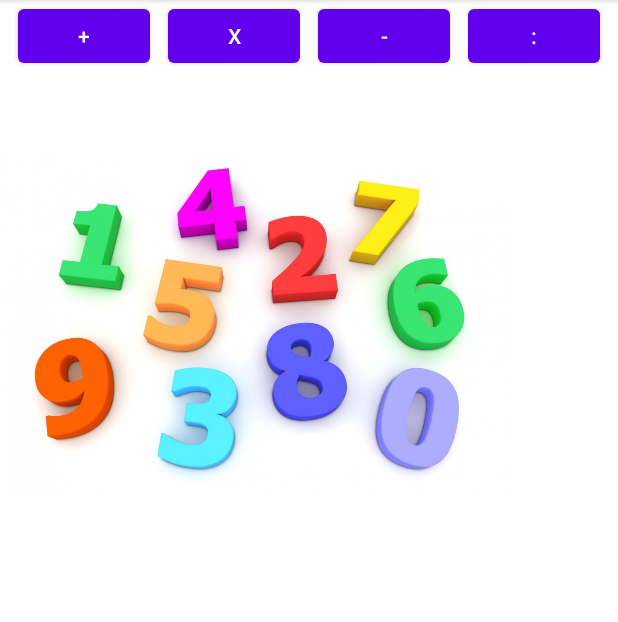
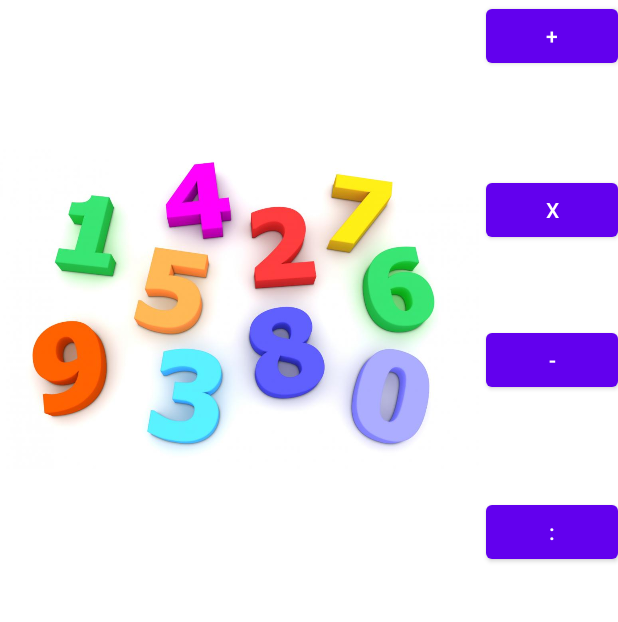
Before and after one commit to ikonix/Einmaleins, an Android app: the screen it shows after launch (StartActivity), on a phone screen of 412 x 824 dp, the part 84-706 px from its top. Run offline under Robolectric (Android 15) with nearby library versions, the phone set to English and light mode, and no system bars.

Commit message:
Toolbar added. Minor cleanups

```diff
--- a/app/src/main/AndroidManifest.xml
+++ b/app/src/main/AndroidManifest.xml
@@ -18,7 +18,9 @@
             </intent-filter>
         </activity>
 
-        <activity android:name=".MainActivity"></activity>
+        <activity android:name=".CalculationActivity"
+            android:label="@string/calculation_activity">
+        </activity>
 
     </application>
 
--- a/app/src/main/java/com/hfad/einmaleins/StartActivity.java
+++ b/app/src/main/java/com/hfad/einmaleins/StartActivity.java
@@ -1,10 +1,12 @@
 package com.hfad.einmaleins;
 
 import androidx.appcompat.app.AppCompatActivity;
+import androidx.appcompat.widget.Toolbar;
 
 import android.content.Intent;
 import android.os.Bundle;
 import android.view.View;
+
 
 public class StartActivity extends AppCompatActivity {
 
@@ -12,6 +14,8 @@ public class StartActivity extends AppCompatActivity {
     protected void onCreate(Bundle savedInstanceState) {
         super.onCreate(savedInstanceState);
         setContentView(R.layout.activity_start);
+        Toolbar toolbar = findViewById(R.id.toolbar);
+        setSupportActionBar(toolbar);
     }
 
     public void onClickAddition(View view){
@@ -30,9 +34,9 @@ public class StartActivity extends AppCompatActivity {
         startMainActivity(":");
     }
 
-    public void startMainActivity(String arithmeticType){
-        Intent intent = new Intent(this, MainActivity.class);
-        intent.putExtra(MainActivity.ARITHMETIC_TYPE, arithmeticType);
+    public void startMainActivity(String arithmeticType) {
+        Intent intent = new Intent(this, CalculationActivity.class);
+        intent.putExtra(CalculationActivity.ARITHMETIC_TYPE, arithmeticType);
         startActivity(intent);
     }
 }
--- a/app/src/main/res/layout/activity_start.xml
+++ b/app/src/main/res/layout/activity_start.xml
@@ -6,56 +6,59 @@
     android:layout_height="match_parent"
     tools:context=".StartActivity">
 
+    <include
+        android:id="@+id/toolbar"
+        layout="@layout/toolbar_main" />
+
     <ImageView
         android:id="@+id/imageView2"
-        android:layout_width="341dp"
-        android:layout_height="433dp"
-        app:srcCompat="@drawable/zahlen"
-        tools:layout_editor_absoluteX="35dp"
-        tools:layout_editor_absoluteY="67dp" />
+        android:layout_width="319dp"
+        android:layout_height="412dp"
+        app:layout_constraintEnd_toStartOf="@+id/multiplicationButton"
+        app:layout_constraintHorizontal_bias="0.0"
+        app:layout_constraintStart_toStartOf="parent"
+        app:layout_constraintTop_toBottomOf="@+id/toolbar"
+        app:srcCompat="@drawable/zahlen" />
+
+    <Button
+        android:id="@+id/divisionButton"
+        android:layout_width="wrap_content"
+        android:layout_height="wrap_content"
+        android:layout_marginTop="61dp"
+        android:onClick="onClickDivision"
+        android:text=":"
+        app:layout_constraintBottom_toBottomOf="@+id/imageView2"
+        app:layout_constraintEnd_toEndOf="@+id/minusButton"
+        app:layout_constraintTop_toBottomOf="@+id/minusButton"
+        app:layout_constraintVertical_bias="0.136" />
+
+    <Button
+        android:id="@+id/minusButton"
+        android:layout_width="wrap_content"
+        android:layout_height="wrap_content"
+        android:layout_marginTop="52dp"
+        android:onClick="onClickSubtraction"
+        android:text="-"
+        app:layout_constraintEnd_toEndOf="@+id/multiplicationButton"
+        app:layout_constraintTop_toBottomOf="@+id/multiplicationButton" />
+
+    <Button
+        android:id="@+id/multiplicationButton"
+        android:layout_width="wrap_content"
+        android:layout_height="wrap_content"
+        android:layout_marginTop="68dp"
+        android:onClick="onClickMultiplication"
+        android:text="x"
+        app:layout_constraintEnd_toEndOf="@+id/plusButton"
+        app:layout_constraintTop_toBottomOf="@+id/plusButton" />
 
     <Button
         android:id="@+id/plusButton"
         android:layout_width="wrap_content"
         android:layout_height="wrap_content"
+        android:onClick="onClickAddition"
         android:text="+"
-        android:onClick="onClickAddition"
-        app:layout_constraintEnd_toStartOf="@+id/multiplicationButton"
-        app:layout_constraintHorizontal_bias="0.5"
-        app:layout_constraintStart_toStartOf="parent"
-        tools:layout_editor_absoluteY="557dp" />
-
-    <Button
-        android:id="@+id/multiplicationButton"
-        android:layout_width="wrap_content"
-        android:layout_height="wrap_content"
-        android:text="x"
-        android:onClick="onClickMultiplication"
-        app:layout_constraintEnd_toStartOf="@+id/minusButton"
-        app:layout_constraintHorizontal_bias="0.5"
-        app:layout_constraintStart_toEndOf="@+id/plusButton"
-        tools:layout_editor_absoluteY="557dp" />
-
-    <Button
-        android:id="@+id/minusButton"
-        android:layout_width="wrap_content"
-        android:layout_height="wrap_content"
-        android:text="-"
-        android:onClick="onClickSubtraction"
-        app:layout_constraintEnd_toStartOf="@+id/divisionButton"
-        app:layout_constraintHorizontal_bias="0.5"
-        app:layout_constraintStart_toEndOf="@+id/multiplicationButton"
-        tools:layout_editor_absoluteY="557dp" />
-
-    <Button
-        android:id="@+id/divisionButton"
-        android:layout_width="wrap_content"
-        android:layout_height="wrap_content"
-        android:text=":"
-        android:onClick="onClickDivision"
         app:layout_constraintEnd_toEndOf="parent"
-        app:layout_constraintHorizontal_bias="0.5"
-        app:layout_constraintStart_toEndOf="@+id/minusButton"
-        tools:layout_editor_absoluteY="557dp" />
+        app:layout_constraintTop_toBottomOf="@+id/toolbar" />
 
 </androidx.constraintlayout.widget.ConstraintLayout>
--- /dev/null
+++ b/app/src/main/res/layout/toolbar_main.xml
@@ -0,0 +1,6 @@
+<androidx.appcompat.widget.Toolbar
+    xmlns:android="http://schemas.android.com/apk/res/android"
+    android:layout_width="match_parent"
+    android:layout_height="?attr/actionBarSize"
+    android:background="?attr/colorPrimary"
+    android:theme="@style/ThemeOverlay.AppCompat.Dark.ActionBar" />
--- a/app/src/main/res/values-night/themes.xml
+++ b/app/src/main/res/values-night/themes.xml
@@ -1,6 +1,6 @@
 <resources xmlns:tools="http://schemas.android.com/tools">
     <!-- Base application theme. -->
-    <style name="Theme.Einmaleins" parent="Theme.MaterialComponents.DayNight.DarkActionBar">
+    <style name="Theme.Einmaleins" parent="Theme.MaterialComponents.DayNight.NoActionBar">
         <!-- Primary brand color. -->
         <item name="colorPrimary">@color/purple_200</item>
         <item name="colorPrimaryVariant">@color/purple_700</item>
--- a/app/src/main/res/values/strings.xml
+++ b/app/src/main/res/values/strings.xml
@@ -23,4 +23,10 @@
         <item>-</item>
         <item>:</item>
     </string-array>
+
+    <string name="menu">Menü</string>
+    <string name="share">Teilen</string>
+    <string name="settings_activity">Einstellungen</string>
+    <string name="calculation_activity">Rechnen</string>
+
 </resources>
--- a/app/src/main/res/values/themes.xml
+++ b/app/src/main/res/values/themes.xml
@@ -1,6 +1,6 @@
 <resources xmlns:tools="http://schemas.android.com/tools">
     <!-- Base application theme. -->
-    <style name="Theme.Einmaleins" parent="Theme.MaterialComponents.DayNight.DarkActionBar">
+    <style name="Theme.Einmaleins" parent="Theme.MaterialComponents.DayNight.NoActionBar">
         <!-- Primary brand color. -->
         <item name="colorPrimary">@color/purple_500</item>
         <item name="colorPrimaryVariant">@color/purple_700</item>
```
Also changed, not shown: app/src/main/java/com/hfad/einmaleins/CalculationActivity.java (renamed from app/src/main/java/com/hfad/einmaleins/MainActivity.java, +10 -8 lines), app/src/main/res/layout/activity_calculation.xml (renamed from app/src/main/res/layout/activity_main.xml, +5 -2 lines).
